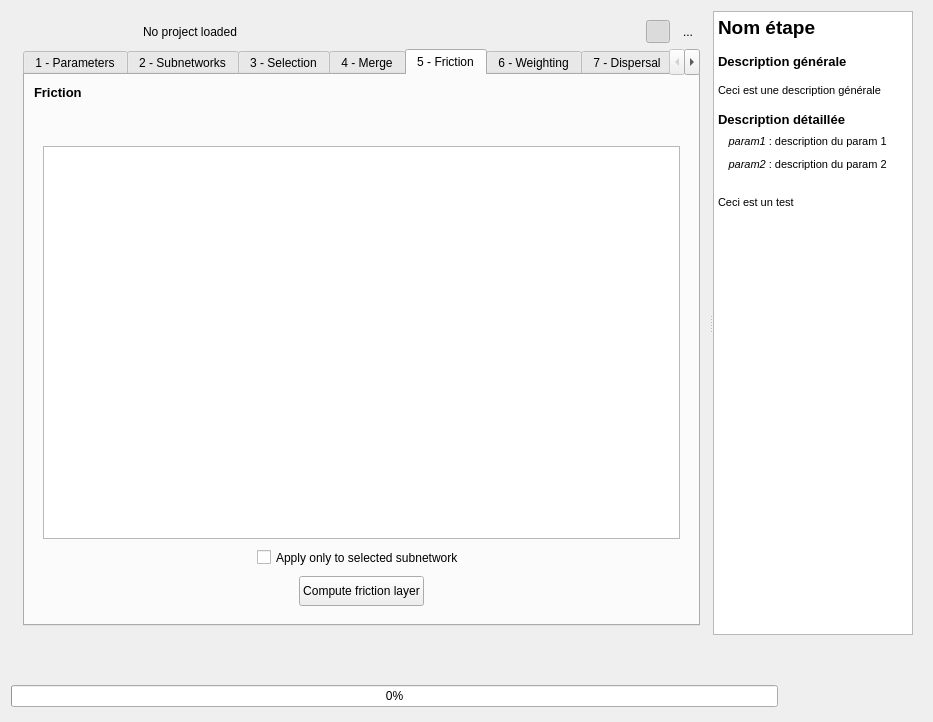
The window that BioDispersal_dialog_base.ui (MathieuChailloux/BioDispersal) describes before a commit, drawn with Qt 5.
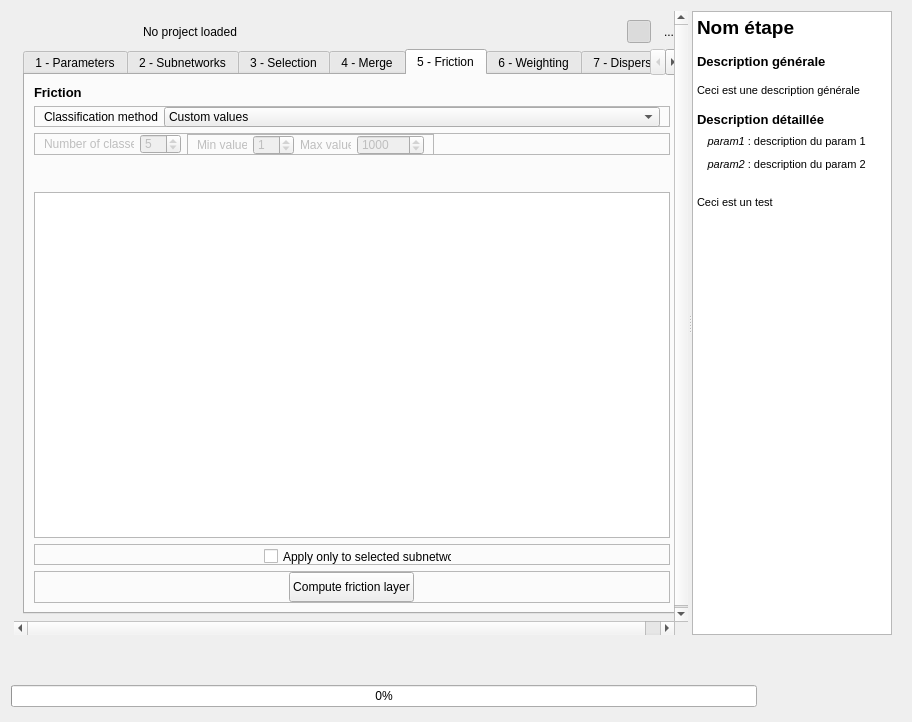
The same window after the commit. The open tabs and pages were chosen to show the change. Icons and pictures are not drawn. Custom widgets are drawn as their Qt base class.

Commit message: Preparing friction classification modes

What changed in the file:
```diff
--- a/BioDispersal_dialog_base.ui
+++ b/BioDispersal_dialog_base.ui
@@ -6,7 +6,7 @@
    <rect>
     <x>0</x>
     <y>0</y>
-    <width>933</width>
+    <width>912</width>
     <height>722</height>
    </rect>
   </property>
@@ -76,7 +76,7 @@
            <rect>
             <x>0</x>
             <y>0</y>
-            <width>699</width>
+            <width>677</width>
             <height>628</height>
            </rect>
           </property>
@@ -2535,212 +2535,525 @@
                 </widget>
                </item>
                <item>
-                <widget class="QFrame" name="frictionFrame">
+                <widget class="QFrame" name="frame_26">
+                 <property name="minimumSize">
+                  <size>
+                   <width>0</width>
+                   <height>21</height>
+                  </size>
+                 </property>
+                 <property name="maximumSize">
+                  <size>
+                   <width>16777215</width>
+                   <height>21</height>
+                  </size>
+                 </property>
                  <property name="frameShape">
-                  <enum>QFrame::NoFrame</enum>
+                  <enum>QFrame::StyledPanel</enum>
                  </property>
                  <property name="frameShadow">
                   <enum>QFrame::Raised</enum>
                  </property>
-                 <layout class="QVBoxLayout" name="verticalLayout_11">
+                 <layout class="QHBoxLayout" name="horizontalLayout_16">
+                  <property name="topMargin">
+                   <number>0</number>
+                  </property>
+                  <property name="bottomMargin">
+                   <number>0</number>
+                  </property>
                   <item>
-                   <widget class="QFrame" name="frictionButtonsFrame">
+                   <widget class="QLabel" name="label_2">
                     <property name="sizePolicy">
-                     <sizepolicy hsizetype="Expanding" vsizetype="Fixed">
+                     <sizepolicy hsizetype="Fixed" vsizetype="Preferred">
                       <horstretch>0</horstretch>
                       <verstretch>0</verstretch>
                      </sizepolicy>
                     </property>
                     <property name="minimumSize">
                      <size>
-                      <width>0</width>
-                      <height>25</height>
+                      <width>110</width>
+                      <height>0</height>
                      </size>
                     </property>
-                    <property name="frameShape">
-                     <enum>QFrame::NoFrame</enum>
+                    <property name="maximumSize">
+                     <size>
+                      <width>16777215</width>
+                      <height>20</height>
+                     </size>
                     </property>
-                    <property name="frameShadow">
-                     <enum>QFrame::Raised</enum>
+                    <property name="text">
+                     <string>Classification method</string>
                     </property>
-                    <widget class="QToolButton" name="frictionLoadClass">
-                     <property name="geometry">
-                      <rect>
-                       <x>0</x>
-                       <y>0</y>
-                       <width>25</width>
-                       <height>25</height>
-                      </rect>
-                     </property>
-                     <property name="minimumSize">
-                      <size>
-                       <width>25</width>
-                       <height>25</height>
-                      </size>
-                     </property>
-                     <property name="toolTip">
-                      <string>Reload classes</string>
-                     </property>
+                   </widget>
+                  </item>
+                  <item>
+                   <widget class="QComboBox" name="frictionMethod">
+                    <property name="minimumSize">
+                     <size>
+                      <width>0</width>
+                      <height>20</height>
+                     </size>
+                    </property>
+                    <property name="maximumSize">
+                     <size>
+                      <width>16777215</width>
+                      <height>20</height>
+                     </size>
+                    </property>
+                    <item>
                      <property name="text">
-                      <string/>
+                      <string>Custom values</string>
                      </property>
-                     <property name="icon">
-                      <iconset resource="resources.qrc">
-                       <normaloff>:/plugins/BioDispersal/icons/mActionRefresh.svg</normaloff>:/plugins/BioDispersal/icons/mActionRefresh.svg</iconset>
-                     </property>
-                     <property name="autoRaise">
-                      <bool>true</bool>
-                     </property>
-                    </widget>
-                    <widget class="QToolButton" name="frictionLoad">
-                     <property name="geometry">
-                      <rect>
-                       <x>30</x>
-                       <y>0</y>
-                       <width>25</width>
-                       <height>25</height>
-                      </rect>
-                     </property>
-                     <property name="minimumSize">
-                      <size>
-                       <width>25</width>
-                       <height>25</height>
-                      </size>
-                     </property>
-                     <property name="toolTip">
-                      <string>Import friction from CSV file</string>
-                     </property>
+                    </item>
+                    <item>
                      <property name="text">
-                      <string/>
+                      <string>Exponential</string>
                      </property>
-                     <property name="icon">
-                      <iconset resource="resources.qrc">
-                       <normaloff>:/plugins/BioDispersal/icons/mActionFileOpen.svg</normaloff>:/plugins/BioDispersal/icons/mActionFileOpen.svg</iconset>
-                     </property>
-                     <property name="autoRaise">
-                      <bool>true</bool>
-                     </property>
-                    </widget>
-                    <widget class="QToolButton" name="frictionSave">
-                     <property name="geometry">
-                      <rect>
-                       <x>60</x>
-                       <y>0</y>
-                       <width>25</width>
-                       <height>25</height>
-                      </rect>
-                     </property>
-                     <property name="minimumSize">
-                      <size>
-                       <width>25</width>
-                       <height>25</height>
-                      </size>
-                     </property>
-                     <property name="toolTip">
-                      <string>Save friction as CSV file</string>
-                     </property>
+                    </item>
+                    <item>
                      <property name="text">
-                      <string/>
+                      <string>Isolation</string>
                      </property>
-                     <property name="icon">
-                      <iconset resource="resources.qrc">
-                       <normaloff>:/plugins/BioDispersal/icons/mActionFileSaveAs.svg</normaloff>:/plugins/BioDispersal/icons/mActionFileSaveAs.svg</iconset>
-                     </property>
-                     <property name="autoRaise">
-                      <bool>true</bool>
-                     </property>
-                    </widget>
+                    </item>
                    </widget>
                   </item>
+                 </layout>
+                </widget>
+               </item>
+               <item>
+                <widget class="QFrame" name="frictionClassFrame">
+                 <property name="enabled">
+                  <bool>false</bool>
+                 </property>
+                 <property name="sizePolicy">
+                  <sizepolicy hsizetype="Preferred" vsizetype="Fixed">
+                   <horstretch>0</horstretch>
+                   <verstretch>0</verstretch>
+                  </sizepolicy>
+                 </property>
+                 <property name="minimumSize">
+                  <size>
+                   <width>0</width>
+                   <height>22</height>
+                  </size>
+                 </property>
+                 <property name="maximumSize">
+                  <size>
+                   <width>16777215</width>
+                   <height>22</height>
+                  </size>
+                 </property>
+                 <property name="frameShape">
+                  <enum>QFrame::StyledPanel</enum>
+                 </property>
+                 <property name="frameShadow">
+                  <enum>QFrame::Raised</enum>
+                 </property>
+                 <layout class="QHBoxLayout" name="horizontalLayout_11">
+                  <property name="topMargin">
+                   <number>0</number>
+                  </property>
+                  <property name="bottomMargin">
+                   <number>0</number>
+                  </property>
                   <item>
-                   <widget class="QTableView" name="frictionView">
+                   <widget class="QLabel" name="label_4">
+                    <property name="sizePolicy">
+                     <sizepolicy hsizetype="Fixed" vsizetype="Preferred">
+                      <horstretch>0</horstretch>
+                      <verstretch>0</verstretch>
+                     </sizepolicy>
+                    </property>
                     <property name="minimumSize">
                      <size>
-                      <width>350</width>
-                      <height>200</height>
+                      <width>90</width>
+                      <height>0</height>
                      </size>
                     </property>
-                    <property name="alternatingRowColors">
-                     <bool>true</bool>
+                    <property name="maximumSize">
+                     <size>
+                      <width>90</width>
+                      <height>20</height>
+                     </size>
                     </property>
-                    <property name="sortingEnabled">
-                     <bool>true</bool>
+                    <property name="text">
+                     <string>Number of classes</string>
                     </property>
                    </widget>
                   </item>
-                  <item alignment="Qt::AlignHCenter">
-                   <widget class="QCheckBox" name="frictRunOnlySelection">
+                  <item>
+                   <widget class="QSpinBox" name="frictionNbClass">
                     <property name="minimumSize">
                      <size>
                       <width>0</width>
-                      <height>25</height>
+                      <height>20</height>
                      </size>
                     </property>
-                    <property name="text">
-                     <string>Apply only to selected subnetwork</string>
+                    <property name="maximumSize">
+                     <size>
+                      <width>50</width>
+                      <height>20</height>
+                     </size>
                     </property>
+                    <property name="value">
+                     <number>5</number>
+                    </property>
                    </widget>
                   </item>
                   <item>
-                   <widget class="QFrame" name="frame_15">
-                    <property name="sizePolicy">
-                     <sizepolicy hsizetype="Expanding" vsizetype="Fixed">
-                      <horstretch>0</horstretch>
-                      <verstretch>0</verstretch>
-                     </sizepolicy>
+                   <widget class="QFrame" name="frictionMinMaxFrame">
+                    <property name="enabled">
+                     <bool>false</bool>
                     </property>
                     <property name="minimumSize">
                      <size>
                       <width>0</width>
-                      <height>25</height>
+                      <height>22</height>
                      </size>
                     </property>
+                    <property name="maximumSize">
+                     <size>
+                      <width>16777215</width>
+                      <height>22</height>
+                     </size>
+                    </property>
                     <property name="frameShape">
-                     <enum>QFrame::NoFrame</enum>
+                     <enum>QFrame::StyledPanel</enum>
                     </property>
                     <property name="frameShadow">
                      <enum>QFrame::Raised</enum>
                     </property>
-                    <layout class="QHBoxLayout" name="horizontalLayout_11">
-                     <property name="spacing">
-                      <number>0</number>
-                     </property>
-                     <property name="leftMargin">
-                      <number>0</number>
-                     </property>
+                    <layout class="QHBoxLayout" name="horizontalLayout_4">
                      <property name="topMargin">
                       <number>0</number>
                      </property>
-                     <property name="rightMargin">
-                      <number>0</number>
-                     </property>
                      <property name="bottomMargin">
                       <number>0</number>
                      </property>
                      <item>
-                      <widget class="QPushButton" name="frictionRun">
+                      <widget class="QLabel" name="label_6">
+                       <property name="maximumSize">
+                        <size>
+                         <width>50</width>
+                         <height>20</height>
+                        </size>
+                       </property>
+                       <property name="layoutDirection">
+                        <enum>Qt::LeftToRight</enum>
+                       </property>
+                       <property name="text">
+                        <string>Min value</string>
+                       </property>
+                      </widget>
+                     </item>
+                     <item>
+                      <widget class="QSpinBox" name="frictionMinVal">
+                       <property name="minimumSize">
+                        <size>
+                         <width>0</width>
+                         <height>20</height>
+                        </size>
+                       </property>
+                       <property name="maximumSize">
+                        <size>
+                         <width>50</width>
+                         <height>20</height>
+                        </size>
+                       </property>
+                       <property name="value">
+                        <number>1</number>
+                       </property>
+                      </widget>
+                     </item>
+                     <item>
+                      <widget class="QLabel" name="label_5">
                        <property name="sizePolicy">
-                        <sizepolicy hsizetype="Fixed" vsizetype="Fixed">
+                        <sizepolicy hsizetype="Fixed" vsizetype="Preferred">
                          <horstretch>0</horstretch>
                          <verstretch>0</verstretch>
                         </sizepolicy>
                        </property>
                        <property name="minimumSize">
                         <size>
-                         <width>0</width>
-                         <height>30</height>
+                         <width>51</width>
+                         <height>0</height>
+                        </size>
+                       </property>
+                       <property name="maximumSize">
+                        <size>
+                         <width>51</width>
+                         <height>20</height>
                         </size>
                        </property>
                        <property name="text">
-                        <string>Compute friction layer</string>
+                        <string>Max value</string>
                        </property>
-                       <property name="icon">
-                        <iconset resource="resources.qrc">
-                         <normaloff>:/plugins/BioDispersal/icons/play.svg</normaloff>:/plugins/BioDispersal/icons/play.svg</iconset>
+                      </widget>
+                     </item>
+                     <item>
+                      <widget class="QSpinBox" name="frictionMaxVal">
+                       <property name="minimumSize">
+                        <size>
+                         <width>0</width>
+                         <height>20</height>
+                        </size>
+                       </property>
+                       <property name="maximumSize">
+                        <size>
+                         <width>100</width>
+                         <height>20</height>
+                        </size>
+                       </property>
+                       <property name="maximum">
+                        <number>100000</number>
+                       </property>
+                       <property name="value">
+                        <number>1000</number>
                        </property>
                       </widget>
                      </item>
                     </layout>
+                   </widget>
+                  </item>
+                  <item>
+                   <spacer name="horizontalSpacer_8">
+                    <property name="orientation">
+                     <enum>Qt::Horizontal</enum>
+                    </property>
+                    <property name="sizeHint" stdset="0">
+                     <size>
+                      <width>40</width>
+                      <height>20</height>
+                     </size>
+                    </property>
+                   </spacer>
+                  </item>
+                 </layout>
+                </widget>
+               </item>
+               <item>
+                <widget class="QFrame" name="frictionButtonsFrame">
+                 <property name="sizePolicy">
+                  <sizepolicy hsizetype="Expanding" vsizetype="Fixed">
+                   <horstretch>0</horstretch>
+                   <verstretch>0</verstretch>
+                  </sizepolicy>
+                 </property>
+                 <property name="minimumSize">
+                  <size>
+                   <width>0</width>
+                   <height>25</height>
+                  </size>
+                 </property>
+                 <property name="frameShape">
+                  <enum>QFrame::NoFrame</enum>
+                 </property>
+                 <property name="frameShadow">
+                  <enum>QFrame::Raised</enum>
+                 </property>
+                 <layout class="QHBoxLayout" name="horizontalLayout_17">
+                  <property name="topMargin">
+                   <number>0</number>
+                  </property>
+                  <property name="bottomMargin">
+                   <number>0</number>
+                  </property>
+                  <item>
+                   <spacer name="horizontalSpacer_9">
+                    <property name="orientation">
+                     <enum>Qt::Horizontal</enum>
+                    </property>
+                    <property name="sizeHint" stdset="0">
+                     <size>
+                      <width>521</width>
+                      <height>20</height>
+                     </size>
+                    </property>
+                   </spacer>
+                  </item>
+                  <item>
+                   <widget class="QToolButton" name="frictionLoadClass">
+                    <property name="minimumSize">
+                     <size>
+                      <width>25</width>
+                      <height>25</height>
+                     </size>
+                    </property>
+                    <property name="toolTip">
+                     <string>Reload classes</string>
+                    </property>
+                    <property name="text">
+                     <string/>
+                    </property>
+                    <property name="icon">
+                     <iconset resource="resources.qrc">
+                      <normaloff>:/plugins/BioDispersal/icons/mActionRefresh.svg</normaloff>:/plugins/BioDispersal/icons/mActionRefresh.svg</iconset>
+                    </property>
+                    <property name="autoRaise">
+                     <bool>true</bool>
+                    </property>
+                   </widget>
+                  </item>
+                  <item>
+                   <widget class="QToolButton" name="frictionLoad">
+                    <property name="minimumSize">
+                     <size>
+                      <width>25</width>
+                      <height>25</height>
+                     </size>
+                    </property>
+                    <property name="toolTip">
+                     <string>Import friction from CSV file</string>
+                    </property>
+                    <property name="text">
+                     <string/>
+                    </property>
+                    <property name="icon">
+                     <iconset resource="resources.qrc">
+                      <normaloff>:/plugins/BioDispersal/icons/mActionFileOpen.svg</normaloff>:/plugins/BioDispersal/icons/mActionFileOpen.svg</iconset>
+                    </property>
+                    <property name="autoRaise">
+                     <bool>true</bool>
+                    </property>
+                   </widget>
+                  </item>
+                  <item>
+                   <widget class="QToolButton" name="frictionSave">
+                    <property name="minimumSize">
+                     <size>
+                      <width>25</width>
+                      <height>25</height>
+                     </size>
+                    </property>
+                    <property name="toolTip">
+                     <string>Save friction as CSV file</string>
+                    </property>
+                    <property name="text">
+                     <string/>
+                    </property>
+                    <property name="icon">
+                     <iconset resource="resources.qrc">
+                      <normaloff>:/plugins/BioDispersal/icons/mActionFileSaveAs.svg</normaloff>:/plugins/BioDispersal/icons/mActionFileSaveAs.svg</iconset>
+                    </property>
+                    <property name="autoRaise">
+                     <bool>true</bool>
+                    </property>
+                   </widget>
+                  </item>
+                 </layout>
+                </widget>
+               </item>
+               <item>
+                <widget class="QTableView" name="frictionView">
+                 <property name="minimumSize">
+                  <size>
+                   <width>350</width>
+                   <height>200</height>
+                  </size>
+                 </property>
+                 <property name="alternatingRowColors">
+                  <bool>true</bool>
+                 </property>
+                 <property name="sortingEnabled">
+                  <bool>true</bool>
+                 </property>
+                </widget>
+               </item>
+               <item>
+                <widget class="QFrame" name="frame_24">
+                 <property name="minimumSize">
+                  <size>
+                   <width>0</width>
+                   <height>21</height>
+                  </size>
+                 </property>
+                 <property name="maximumSize">
+                  <size>
+                   <width>16777215</width>
+                   <height>21</height>
+                  </size>
+                 </property>
+                 <property name="frameShape">
+                  <enum>QFrame::StyledPanel</enum>
+                 </property>
+                 <property name="frameShadow">
+                  <enum>QFrame::Raised</enum>
+                 </property>
+                 <widget class="QCheckBox" name="frictRunOnlySelection">
+                  <property name="geometry">
+                   <rect>
+                    <x>230</x>
+                    <y>0</y>
+                    <width>188</width>
+                    <height>25</height>
+                   </rect>
+                  </property>
+                  <property name="minimumSize">
+                   <size>
+                    <width>0</width>
+                    <height>25</height>
+                   </size>
+                  </property>
+                  <property name="text">
+                   <string>Apply only to selected subnetwork</string>
+                  </property>
+                 </widget>
+                </widget>
+               </item>
+               <item>
+                <widget class="QFrame" name="frame_25">
+                 <property name="sizePolicy">
+                  <sizepolicy hsizetype="Preferred" vsizetype="Preferred">
+                   <horstretch>0</horstretch>
+                   <verstretch>0</verstretch>
+                  </sizepolicy>
+                 </property>
+                 <property name="minimumSize">
+                  <size>
+                   <width>0</width>
+                   <height>32</height>
+                  </size>
+                 </property>
+                 <property name="maximumSize">
+                  <size>
+                   <width>16777215</width>
+                   <height>32</height>
+                  </size>
+                 </property>
+                 <property name="frameShape">
+                  <enum>QFrame::StyledPanel</enum>
+                 </property>
+                 <property name="frameShadow">
+                  <enum>QFrame::Raised</enum>
+                 </property>
+                 <layout class="QHBoxLayout" name="horizontalLayout_14">
+                  <property name="topMargin">
+                   <number>0</number>
+                  </property>
+                  <property name="bottomMargin">
+                   <number>0</number>
+                  </property>
+                  <item>
+                   <widget class="QPushButton" name="frictionRun">
+                    <property name="sizePolicy">
+                     <sizepolicy hsizetype="Fixed" vsizetype="Fixed">
+                      <horstretch>0</horstretch>
+                      <verstretch>0</verstretch>
+                     </sizepolicy>
+                    </property>
+                    <property name="minimumSize">
+                     <size>
+                      <width>0</width>
+                      <height>30</height>
+                     </size>
+                    </property>
+                    <property name="text">
+                     <string>Compute friction layer</string>
+                    </property>
+                    <property name="icon">
+                     <iconset resource="resources.qrc">
+                      <normaloff>:/plugins/BioDispersal/icons/play.svg</normaloff>:/plugins/BioDispersal/icons/play.svg</iconset>
+                    </property>
                    </widget>
                   </item>
                  </layout>
@@ -4428,18 +4741,18 @@
           <string>&lt;!DOCTYPE HTML PUBLIC &quot;-//W3C//DTD HTML 4.0//EN&quot; &quot;http://www.w3.org/TR/REC-html40/strict.dtd&quot;&gt;
 &lt;html&gt;&lt;head&gt;&lt;meta name=&quot;qrichtext&quot; content=&quot;1&quot; /&gt;&lt;style type=&quot;text/css&quot;&gt;
 p, li { white-space: pre-wrap; }
-&lt;/style&gt;&lt;/head&gt;&lt;body style=&quot; font-family:'Ubuntu'; font-size:11pt; font-weight:400; font-style:normal;&quot;&gt;
-&lt;p style=&quot; margin-top:0px; margin-bottom:0px; margin-left:0px; margin-right:0px; -qt-block-indent:0; text-indent:0px;&quot;&gt;&lt;span style=&quot; font-family:'MS Shell Dlg 2'; font-size:14pt; font-weight:600;&quot;&gt;Nom étape&lt;/span&gt;&lt;/p&gt;
-&lt;p style=&quot;-qt-paragraph-type:empty; margin-top:0px; margin-bottom:0px; margin-left:0px; margin-right:0px; -qt-block-indent:0; text-indent:0px; font-family:'MS Shell Dlg 2'; font-size:10pt; font-weight:600;&quot;&gt;&lt;br /&gt;&lt;/p&gt;
-&lt;p style=&quot; margin-top:0px; margin-bottom:0px; margin-left:0px; margin-right:0px; -qt-block-indent:0; text-indent:0px;&quot;&gt;&lt;span style=&quot; font-family:'MS Shell Dlg 2'; font-size:10pt; font-weight:600;&quot;&gt;Description générale&lt;/span&gt;&lt;/p&gt;
-&lt;p style=&quot;-qt-paragraph-type:empty; margin-top:0px; margin-bottom:0px; margin-left:0px; margin-right:0px; -qt-block-indent:0; text-indent:0px; font-family:'MS Shell Dlg 2'; font-size:10pt; font-weight:600;&quot;&gt;&lt;br /&gt;&lt;/p&gt;
-&lt;p style=&quot; margin-top:0px; margin-bottom:0px; margin-left:0px; margin-right:0px; -qt-block-indent:0; text-indent:0px;&quot;&gt;&lt;span style=&quot; font-family:'MS Shell Dlg 2'; font-size:8pt;&quot;&gt;Ceci est une description générale&lt;/span&gt;&lt;/p&gt;
-&lt;p style=&quot;-qt-paragraph-type:empty; margin-top:0px; margin-bottom:0px; margin-left:0px; margin-right:0px; -qt-block-indent:0; text-indent:0px; font-family:'MS Shell Dlg 2'; font-size:10pt; font-weight:600;&quot;&gt;&lt;br /&gt;&lt;/p&gt;
-&lt;p style=&quot; margin-top:0px; margin-bottom:0px; margin-left:0px; margin-right:0px; -qt-block-indent:0; text-indent:0px;&quot;&gt;&lt;span style=&quot; font-family:'MS Shell Dlg 2'; font-size:10pt; font-weight:600;&quot;&gt;Description détaillée&lt;/span&gt;&lt;/p&gt;
-&lt;p style=&quot; margin-top:0px; margin-bottom:0px; margin-left:0px; margin-right:0px; -qt-block-indent:0; text-indent:0px;&quot;&gt;&lt;span style=&quot; font-family:'MS Shell Dlg 2'; font-size:14pt; font-weight:600;&quot;&gt;  &lt;/span&gt;&lt;span style=&quot; font-family:'MS Shell Dlg 2'; font-size:8pt; font-style:italic;&quot;&gt;param1&lt;/span&gt;&lt;span style=&quot; font-family:'MS Shell Dlg 2'; font-size:8pt;&quot;&gt; : description du param 1&lt;/span&gt;&lt;/p&gt;
-&lt;p style=&quot; margin-top:0px; margin-bottom:0px; margin-left:0px; margin-right:0px; -qt-block-indent:0; text-indent:0px;&quot;&gt;&lt;span style=&quot; font-family:'MS Shell Dlg 2'; font-size:14pt; font-weight:600;&quot;&gt;  &lt;/span&gt;&lt;span style=&quot; font-family:'MS Shell Dlg 2'; font-size:8pt; font-style:italic;&quot;&gt;param2&lt;/span&gt;&lt;span style=&quot; font-family:'MS Shell Dlg 2'; font-size:8pt;&quot;&gt; : description du param 2&lt;/span&gt;&lt;/p&gt;
-&lt;p style=&quot;-qt-paragraph-type:empty; margin-top:0px; margin-bottom:0px; margin-left:0px; margin-right:0px; -qt-block-indent:0; text-indent:0px; font-family:'MS Shell Dlg 2'; font-size:14pt; font-weight:600;&quot;&gt;&lt;br /&gt;&lt;/p&gt;
-&lt;p style=&quot; margin-top:0px; margin-bottom:0px; margin-left:0px; margin-right:0px; -qt-block-indent:0; text-indent:0px;&quot;&gt;&lt;span style=&quot; font-family:'MS Shell Dlg 2'; font-size:8pt;&quot;&gt;Ceci est un test&lt;/span&gt;&lt;/p&gt;&lt;/body&gt;&lt;/html&gt;</string>
+&lt;/style&gt;&lt;/head&gt;&lt;body style=&quot; font-family:'MS Shell Dlg 2'; font-size:8.25pt; font-weight:400; font-style:normal;&quot;&gt;
+&lt;p style=&quot; margin-top:0px; margin-bottom:0px; margin-left:0px; margin-right:0px; -qt-block-indent:0; text-indent:0px;&quot;&gt;&lt;span style=&quot; font-size:14pt; font-weight:600;&quot;&gt;Nom étape&lt;/span&gt;&lt;/p&gt;
+&lt;p style=&quot;-qt-paragraph-type:empty; margin-top:0px; margin-bottom:0px; margin-left:0px; margin-right:0px; -qt-block-indent:0; text-indent:0px; font-size:10pt; font-weight:600;&quot;&gt;&lt;br /&gt;&lt;/p&gt;
+&lt;p style=&quot; margin-top:0px; margin-bottom:0px; margin-left:0px; margin-right:0px; -qt-block-indent:0; text-indent:0px;&quot;&gt;&lt;span style=&quot; font-size:10pt; font-weight:600;&quot;&gt;Description générale&lt;/span&gt;&lt;/p&gt;
+&lt;p style=&quot;-qt-paragraph-type:empty; margin-top:0px; margin-bottom:0px; margin-left:0px; margin-right:0px; -qt-block-indent:0; text-indent:0px; font-size:10pt; font-weight:600;&quot;&gt;&lt;br /&gt;&lt;/p&gt;
+&lt;p style=&quot; margin-top:0px; margin-bottom:0px; margin-left:0px; margin-right:0px; -qt-block-indent:0; text-indent:0px;&quot;&gt;&lt;span style=&quot; font-size:8pt;&quot;&gt;Ceci est une description générale&lt;/span&gt;&lt;/p&gt;
+&lt;p style=&quot;-qt-paragraph-type:empty; margin-top:0px; margin-bottom:0px; margin-left:0px; margin-right:0px; -qt-block-indent:0; text-indent:0px; font-size:10pt; font-weight:600;&quot;&gt;&lt;br /&gt;&lt;/p&gt;
+&lt;p style=&quot; margin-top:0px; margin-bottom:0px; margin-left:0px; margin-right:0px; -qt-block-indent:0; text-indent:0px;&quot;&gt;&lt;span style=&quot; font-size:10pt; font-weight:600;&quot;&gt;Description détaillée&lt;/span&gt;&lt;/p&gt;
+&lt;p style=&quot; margin-top:0px; margin-bottom:0px; margin-left:0px; margin-right:0px; -qt-block-indent:0; text-indent:0px;&quot;&gt;&lt;span style=&quot; font-size:14pt; font-weight:600;&quot;&gt;  &lt;/span&gt;&lt;span style=&quot; font-size:8pt; font-style:italic;&quot;&gt;param1&lt;/span&gt;&lt;span style=&quot; font-size:8pt;&quot;&gt; : description du param 1&lt;/span&gt;&lt;/p&gt;
+&lt;p style=&quot; margin-top:0px; margin-bottom:0px; margin-left:0px; margin-right:0px; -qt-block-indent:0; text-indent:0px;&quot;&gt;&lt;span style=&quot; font-size:14pt; font-weight:600;&quot;&gt;  &lt;/span&gt;&lt;span style=&quot; font-size:8pt; font-style:italic;&quot;&gt;param2&lt;/span&gt;&lt;span style=&quot; font-size:8pt;&quot;&gt; : description du param 2&lt;/span&gt;&lt;/p&gt;
+&lt;p style=&quot;-qt-paragraph-type:empty; margin-top:0px; margin-bottom:0px; margin-left:0px; margin-right:0px; -qt-block-indent:0; text-indent:0px; font-size:14pt; font-weight:600;&quot;&gt;&lt;br /&gt;&lt;/p&gt;
+&lt;p style=&quot; margin-top:0px; margin-bottom:0px; margin-left:0px; margin-right:0px; -qt-block-indent:0; text-indent:0px;&quot;&gt;&lt;span style=&quot; font-size:8pt;&quot;&gt;Ceci est un test&lt;/span&gt;&lt;/p&gt;&lt;/body&gt;&lt;/html&gt;</string>
          </property>
          <property name="openLinks">
           <bool>false</bool>
```
Left out of the diff: 328 changed lines with no effect on the pictures. The commit also changes 2 other files.
